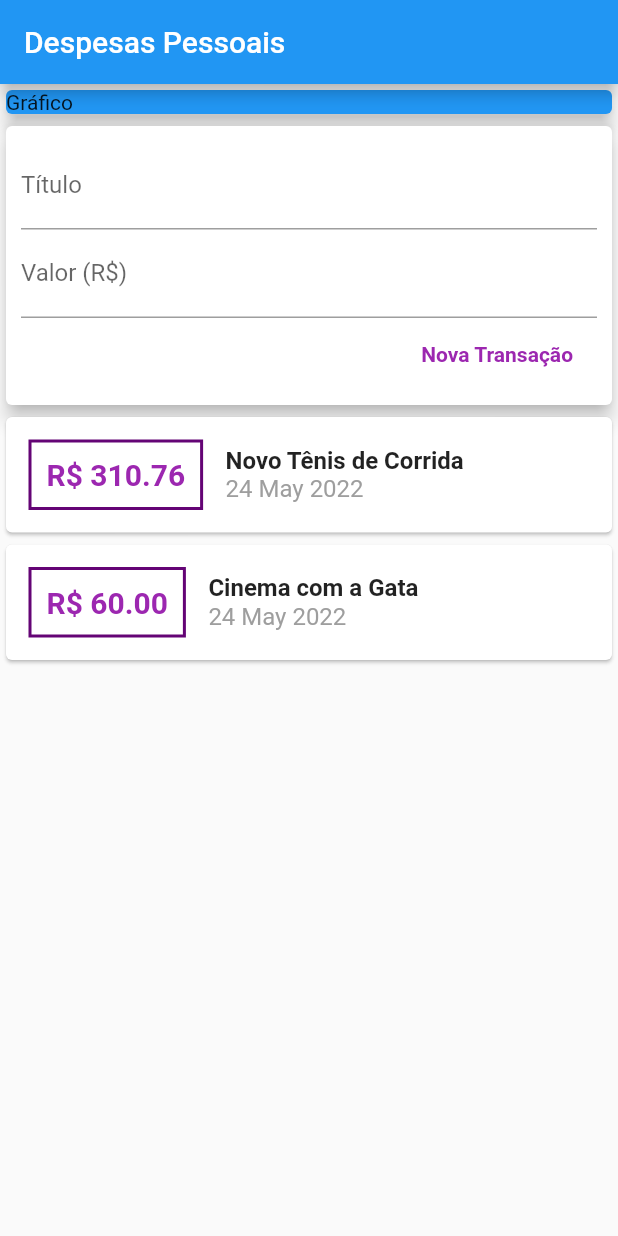
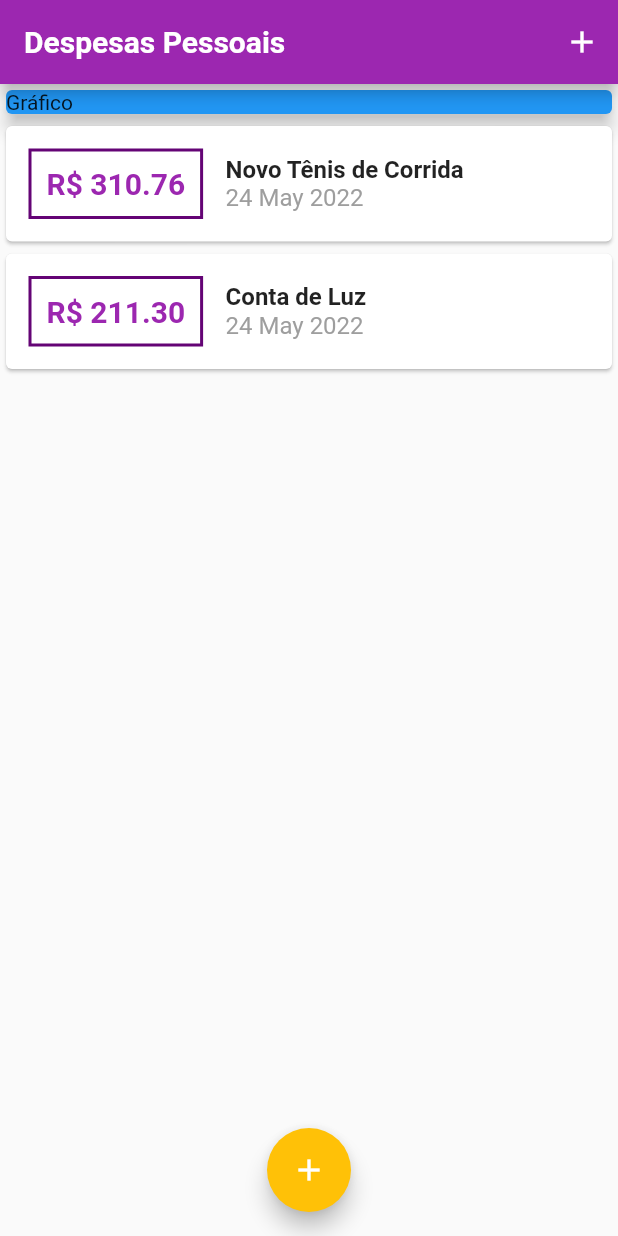
Before and after one commit to colombolucas/expensesApp, a Flutter app: the screen it shows after launch, on a phone screen of 412 x 824 dp. Run offline on Flutter 3.47's test engine with Material 2 defaults, Android fonts, the phone set to English and light mode, and no system bars; Roboto replaces fonts that are missing (OpenSans).

Commit message:
Novo tema

```diff
--- a/lib/components/transaction_list.dart
+++ b/lib/components/transaction_list.dart
@@ -1,7 +1,6 @@
 import 'package:flutter/material.dart';
 import '../models/transaction.dart';
 import 'package:intl/intl.dart';
-import '../components/transaction_user.dart';
 
 class TransactionList extends StatelessWidget {
   final List<Transaction> transactions;
--- a/lib/components/transaction_user.dart
+++ /dev/null
@@ -1,51 +0,0 @@
-import 'dart:math';
-
-import 'package:flutter/material.dart';
-import 'transaction_form.dart';
-import 'transaction_list.dart';
-import '../models/transaction.dart';
-
-class TransactionUser extends StatefulWidget {
-  @override
-  State<TransactionUser> createState() => _TransactionUserState();
-}
-
-class _TransactionUserState extends State<TransactionUser> {
-  final _transactions = [
-    Transaction(
-      id: 't1',
-      title: 'Novo Tênis de Corrida',
-      value: 310.76,
-      date: DateTime.now(),
-    ),
-    Transaction(
-      id: 't2',
-      title: 'Cinema com a Gata',
-      value: 60.0,
-      date: DateTime.now(),
-    ),
-  ];
-
-  _addTransaction(String title, double value) {
-    final newTransaction = Transaction(
-      id: Random().nextDouble().toString(),
-      title: title,
-      value: value,
-      date: DateTime.now(),
-    );
-
-    setState(() {
-      _transactions.add(newTransaction);
-    });
-  }
-
-  @override
-  Widget build(BuildContext context) {
-    return Column(
-      children: [
-        TransactionForm(_addTransaction),
-        TransactionList(_transactions),
-      ],
-    );
-  }
-}
--- a/lib/main.dart
+++ b/lib/main.dart
@@ -1,22 +1,49 @@
-import 'package:expenses/components/transaction_form.dart';
-import 'package:expenses/components/transaction_list.dart';
-import 'package:expenses/components/transaction_user.dart';
-import 'package:expenses/models/transaction.dart';
 import 'package:flutter/material.dart';
-import 'package:intl/intl.dart';
+import 'dart:math';
+import './components/transaction_form.dart';
+import './components/transaction_list.dart';
+import 'models/transaction.dart';
 
-void main() => runApp(ExpensesApp());
+main() => runApp(ExpensesApp());
 
 class ExpensesApp extends StatelessWidget {
   @override
   Widget build(BuildContext context) {
+    final ThemeData tema = ThemeData();
+
     return MaterialApp(
       home: MyHomePage(),
+      theme: tema.copyWith(
+        colorScheme: tema.colorScheme.copyWith(
+          primary: Colors.purple,
+          secondary: Colors.amber,
+        ),
+        textTheme: tema.textTheme.copyWith(
+          headline6: TextStyle(
+            fontFamily: 'OpenSans',
+            fontSize: 18,
+            fontWeight: FontWeight.bold,
+            color: Colors.black,
+          ),
+        ),
+        appBarTheme: AppBarTheme(
+          titleTextStyle: TextStyle(
+            fontFamily: 'OpenSans',
+            fontSize: 20,
+            fontWeight: FontWeight.bold,
+          ),
+        ),
+      ),
     );
   }
 }
 
-class MyHomePage extends StatelessWidget {
+class MyHomePage extends StatefulWidget {
+  @override
+  _MyHomePageState createState() => _MyHomePageState();
+}
+
+class _MyHomePageState extends State<MyHomePage> {
   final _transactions = [
     Transaction(
       id: 't1',
@@ -26,31 +53,69 @@ class MyHomePage extends StatelessWidget {
     ),
     Transaction(
       id: 't2',
-      title: 'Cinema com a Gata',
-      value: 60.0,
+      title: 'Conta de Luz',
+      value: 211.30,
       date: DateTime.now(),
-    )
+    ),
   ];
+
+  _addTransaction(String title, double value) {
+    final newTransaction = Transaction(
+      id: Random().nextDouble().toString(),
+      title: title,
+      value: value,
+      date: DateTime.now(),
+    );
+
+    setState(() {
+      _transactions.add(newTransaction);
+    });
+
+    Navigator.of(context).pop();
+  }
+
+  _openTransactionFormModal(BuildContext context) {
+    showModalBottomSheet(
+      context: context,
+      builder: (_) {
+        return TransactionForm(_addTransaction);
+      },
+    );
+  }
 
   @override
   Widget build(BuildContext context) {
     return Scaffold(
       appBar: AppBar(
-        title: Text("Despesas Pessoais"),
+        title: Text('Despesas Pessoais'),
+        actions: <Widget>[
+          IconButton(
+            icon: Icon(Icons.add),
+            onPressed: () => _openTransactionFormModal(context),
           ),
-      body: Column(
+        ],
+      ),
+      body: SingleChildScrollView(
+        child: Column(
           crossAxisAlignment: CrossAxisAlignment.stretch,
           children: <Widget>[
             Container(
+              width: double.infinity,
               child: Card(
                 color: Colors.blue,
-              child: Text("Gráfico"),
+                child: Text('Gráfico'),
                 elevation: 5,
               ),
             ),
-          TransactionUser(),
+            TransactionList(_transactions),
           ],
         ),
+      ),
+      floatingActionButton: FloatingActionButton(
+        child: Icon(Icons.add),
+        onPressed: () => _openTransactionFormModal(context),
+      ),
+      floatingActionButtonLocation: FloatingActionButtonLocation.centerFloat,
     );
   }
 }
```
Lines whose indentation alone changed are shown as unchanged.
